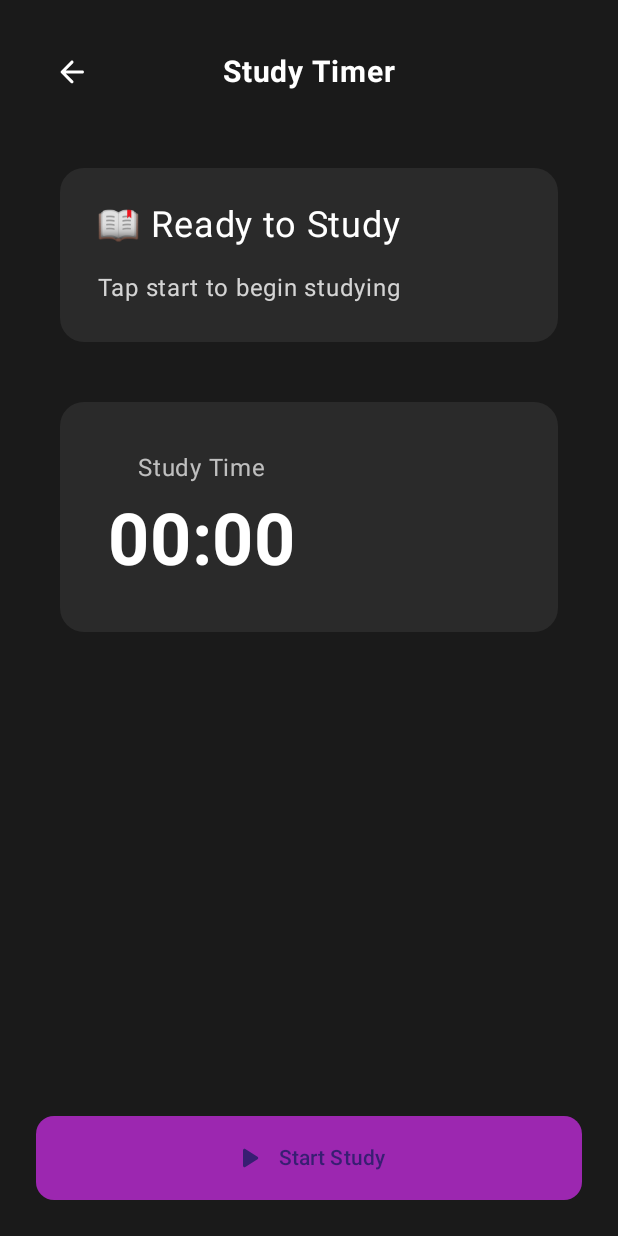
After one commit to mkshaonexe/Social_Sentry, an Android app built with Jetpack Compose: the StudyTimerActivity screen opened directly, with no data from a screen before it, on a phone screen of 412 x 824 dp. The commit adds this screen. Run offline under Robolectric (Android 15) with nearby library versions, the phone set to English and light mode, and no system bars.

Commit message:
add the study to add the time

```diff
--- a/app/src/main/AndroidManifest.xml
+++ b/app/src/main/AndroidManifest.xml
@@ -51,6 +51,11 @@
             android:theme="@style/Theme.SocialSentry" />
 
         <activity
+            android:name=".presentation.ui.study.StudyTimerActivity"
+            android:exported="false"
+            android:theme="@style/Theme.SocialSentry" />
+
+        <activity
             android:name=".presentation.ui.overlay.ScrollLimiterOverlayActivity"
             android:exported="false"
             android:launchMode="singleInstance"
--- /dev/null
+++ b/app/src/main/java/com/example/socialsentry/presentation/ui/study/StudyTimerActivity.kt
@@ -0,0 +1,382 @@
+package com.example.socialsentry.presentation.ui.study
+
+import android.app.Activity
+import android.content.Intent
+import android.os.Bundle
+import android.widget.Toast
+import androidx.activity.ComponentActivity
+import androidx.activity.compose.setContent
+import androidx.compose.foundation.background
+import androidx.compose.foundation.layout.*
+import androidx.compose.foundation.shape.RoundedCornerShape
+import androidx.compose.material.icons.Icons
+import androidx.compose.material.icons.rounded.ArrowBack
+import androidx.compose.material.icons.rounded.PlayArrow
+import androidx.compose.material.icons.rounded.Close
+import androidx.compose.material3.*
+import androidx.compose.runtime.*
+import androidx.compose.ui.Alignment
+import androidx.compose.ui.Modifier
+import androidx.compose.ui.graphics.Color
+import androidx.compose.ui.platform.LocalContext
+import androidx.compose.ui.text.font.FontWeight
+import androidx.compose.ui.text.style.TextAlign
+import androidx.compose.ui.unit.dp
+import androidx.compose.ui.unit.sp
+import com.example.socialsentry.ui.theme.SocialSentryTheme
+import kotlinx.coroutines.delay
+import kotlinx.coroutines.launch
+
+class StudyTimerActivity : ComponentActivity() {
+
+    private var isStudying by mutableStateOf(false)
+    private var studyTime by mutableStateOf(0L) // in seconds
+    private var startTime by mutableStateOf(0L)
+    private var isPaused by mutableStateOf(false)
+    private var pausedTime by mutableStateOf(0L)
+
+    override fun onCreate(savedInstanceState: Bundle?) {
+        super.onCreate(savedInstanceState)
+
+        setContent {
+            SocialSentryTheme {
+                StudyTimerScreen(
+                    isStudying = isStudying,
+                    studyTime = studyTime,
+                    isPaused = isPaused,
+                    onStartStudy = { startStudy() },
+                    onPauseStudy = { pauseStudy() },
+                    onResumeStudy = { resumeStudy() },
+                    onStopStudy = { stopStudy() },
+                    onBack = { finish() }
+                )
+            }
+        }
+    }
+
+    private fun startStudy() {
+        isStudying = true
+        isPaused = false
+        startTime = System.currentTimeMillis()
+        studyTime = 0
+        pausedTime = 0
+
+        // Start time tracking
+        startTimeTracking()
+    }
+
+    private fun pauseStudy() {
+        isPaused = true
+        pausedTime = studyTime
+    }
+
+    private fun resumeStudy() {
+        isPaused = false
+        startTime = System.currentTimeMillis() - (studyTime * 1000)
+    }
+
+    private fun stopStudy() {
+        isStudying = false
+        isPaused = false
+
+        // Calculate earned time based on study time
+        // 10 minutes of study = 1 minute of reels time
+        val earnedMinutes = (studyTime / 600).toInt() // 600 seconds = 10 minutes
+
+        if (earnedMinutes > 0) {
+            val resultIntent = Intent().apply {
+                putExtra("study_minutes", earnedMinutes)
+                putExtra("study_time", studyTime)
+            }
+            setResult(Activity.RESULT_OK, resultIntent)
+        }
+
+        finish()
+    }
+
+    private fun startTimeTracking() {
+        // Start a coroutine to track time
+        kotlinx.coroutines.GlobalScope.launch {
+            while (isStudying) {
+                kotlinx.coroutines.delay(1000)
+                if (!isPaused) {
+                    studyTime = (System.currentTimeMillis() - startTime) / 1000
+                }
+            }
+        }
+    }
+}
+
+@Composable
+fun StudyTimerScreen(
+    isStudying: Boolean,
+    studyTime: Long,
+    isPaused: Boolean,
+    onStartStudy: () -> Unit,
+    onPauseStudy: () -> Unit,
+    onResumeStudy: () -> Unit,
+    onStopStudy: () -> Unit,
+    onBack: () -> Unit
+) {
+    val scope = rememberCoroutineScope()
+
+    Box(modifier = Modifier.fillMaxSize()) {
+        // Background
+        Box(
+            modifier = Modifier
+                .fillMaxSize()
+                .background(Color(0xFF1A1A1A))
+        )
+
+        Column(
+            modifier = Modifier
+                .fillMaxSize()
+                .padding(24.dp),
+            horizontalAlignment = Alignment.CenterHorizontally
+        ) {
+            // Header
+            Row(
+                modifier = Modifier.fillMaxWidth(),
+                horizontalArrangement = Arrangement.SpaceBetween,
+                verticalAlignment = Alignment.CenterVertically
+            ) {
+                IconButton(onClick = onBack) {
+                    Icon(
+                        imageVector = Icons.Rounded.ArrowBack,
+                        contentDescription = "Back",
+                        tint = Color.White
+                    )
+                }
+
+                Text(
+                    text = "Study Timer",
+                    color = Color.White,
+                    fontSize = 20.sp,
+                    fontWeight = FontWeight.Bold
+                )
+
+                Spacer(modifier = Modifier.width(48.dp))
+            }
+
+            Spacer(modifier = Modifier.height(40.dp))
+
+            // Study Status
+            Card(
+                modifier = Modifier
+                    .fillMaxWidth()
+                    .padding(horizontal = 16.dp),
+                colors = CardDefaults.cardColors(
+                    containerColor = when {
+                        isStudying && !isPaused -> Color(0xFF9C27B0)
+                        isPaused -> Color(0xFFFF9800)
+                        else -> Color(0xFF2A2A2A)
+                    }
+                ),
+                shape = RoundedCornerShape(16.dp)
+            ) {
+                Column(
+                    modifier = Modifier.padding(24.dp),
+                    horizontalAlignment = Alignment.CenterHorizontally
+                ) {
+                    Text(
+                        text = when {
+                            isStudying && !isPaused -> "📚 Studying..."
+                            isPaused -> "⏸️ Paused"
+                            else -> "📖 Ready to Study"
+                        },
+                        fontSize = 24.sp,
+                        color = Color.White
+                    )
+
+                    Spacer(modifier = Modifier.height(16.dp))
+
+                    Text(
+                        text = when {
+                            isStudying && !isPaused -> "Keep studying to earn unblock time!"
+                            isPaused -> "Study session is paused"
+                            else -> "Tap start to begin studying"
+                        },
+                        color = Color.White.copy(alpha = 0.8f),
+                        textAlign = TextAlign.Center
+                    )
+                }
+            }
+
+            Spacer(modifier = Modifier.height(40.dp))
+
+            // Study Timer Display
+            Card(
+                modifier = Modifier
+                    .fillMaxWidth()
+                    .padding(horizontal = 16.dp),
+                colors = CardDefaults.cardColors(
+                    containerColor = Color(0xFF2A2A2A)
+                ),
+                shape = RoundedCornerShape(16.dp)
+            ) {
+                Column(
+                    modifier = Modifier.padding(32.dp),
+                    horizontalAlignment = Alignment.CenterHorizontally
+                ) {
+                    Text(
+                        text = "Study Time",
+                        color = Color.White.copy(alpha = 0.7f),
+                        fontSize = 16.sp
+                    )
+
+                    Spacer(modifier = Modifier.height(8.dp))
+
+                    Text(
+                        text = formatTime(studyTime),
+                        color = Color.White,
+                        fontSize = 48.sp,
+                        fontWeight = FontWeight.Bold
+                    )
+                }
+            }
+
+            Spacer(modifier = Modifier.height(40.dp))
+
+            // Earned Time Display
+            if (isStudying || studyTime > 0) {
+                val earnedMinutes = (studyTime / 600).toInt() // 600 seconds = 10 minutes
+
+                Card(
+                    modifier = Modifier.fillMaxWidth(),
+                    colors = CardDefaults.cardColors(
+                        containerColor = Color(0xFF9C27B0).copy(alpha = 0.2f)
+                    ),
+                    shape = RoundedCornerShape(16.dp)
+                ) {
+                    Column(
+                        modifier = Modifier.padding(24.dp),
+                        horizontalAlignment = Alignment.CenterHorizontally
+                    ) {
+                        Text(
+                            text = "Earned Reels Time",
+                            color = Color(0xFF9C27B0),
+                            fontSize = 16.sp,
+                            fontWeight = FontWeight.Bold
+                        )
+
+                        Spacer(modifier = Modifier.height(8.dp))
+
+                        Text(
+                            text = "$earnedMinutes minutes",
+                            color = Color.White,
+                            fontSize = 32.sp,
+                            fontWeight = FontWeight.Bold
+                        )
+
+                        Text(
+                            text = "10 minutes study = 1 minute reels time",
+                            color = Color.White.copy(alpha = 0.7f),
+                            fontSize = 12.sp,
+                            textAlign = TextAlign.Center
+                        )
+                    }
+                }
+            }
+
+            Spacer(modifier = Modifier.weight(1f))
+
+            // Control Buttons
+            Row(
+                modifier = Modifier.fillMaxWidth(),
+                horizontalArrangement = Arrangement.spacedBy(16.dp)
+            ) {
+                when {
+                    !isStudying -> {
+                        Button(
+                            onClick = onStartStudy,
+                            modifier = Modifier
+                                .weight(1f)
+                                .height(56.dp),
+                            colors = ButtonDefaults.buttonColors(
+                                containerColor = Color(0xFF9C27B0)
+                            ),
+                            shape = RoundedCornerShape(12.dp)
+                        ) {
+                            Icon(
+                                imageVector = Icons.Rounded.PlayArrow,
+                                contentDescription = null,
+                                modifier = Modifier.padding(end = 8.dp)
+                            )
+                            Text("Start Study")
+                        }
+                    }
+                    isPaused -> {
+                        Button(
+                            onClick = onResumeStudy,
+                            modifier = Modifier
+                                .weight(1f)
+                                .height(56.dp),
+                            colors = ButtonDefaults.buttonColors(
+                                containerColor = Color(0xFF4CAF50)
+                            ),
+                            shape = RoundedCornerShape(12.dp)
+                        ) {
+                            Icon(
+                                imageVector = Icons.Rounded.PlayArrow,
+                                contentDescription = null,
+                                modifier = Modifier.padding(end = 8.dp)
+                            )
+                            Text("Resume")
+                        }
+                    }
+                    else -> {
+                        Button(
+                            onClick = onPauseStudy,
+                            modifier = Modifier
+                                .weight(1f)
+                                .height(56.dp),
+                            colors = ButtonDefaults.buttonColors(
+                                containerColor = Color(0xFFFF9800)
+                            ),
+                            shape = RoundedCornerShape(12.dp)
+                        ) {
+                        Icon(
+                            imageVector = Icons.Rounded.Close,
+                            contentDescription = null,
+                            modifier = Modifier.padding(end = 8.dp)
+                        )
+                            Text("Pause")
+                        }
+                    }
+                }
+
+                if (isStudying) {
+                    Button(
+                        onClick = onStopStudy,
+                        modifier = Modifier
+                            .weight(1f)
+                            .height(56.dp),
+                        colors = ButtonDefaults.buttonColors(
+                            containerColor = Color(0xFFF44336)
+                        ),
+                        shape = RoundedCornerShape(12.dp)
+                    ) {
+                        Icon(
+                            imageVector = Icons.Rounded.Close,
+                            contentDescription = null,
+                            modifier = Modifier.padding(end = 8.dp)
+                        )
+                        Text("Stop")
+                    }
+                }
+            }
+        }
+    }
+}
+
+private fun formatTime(seconds: Long): String {
+    val hours = seconds / 3600
+    val minutes = (seconds % 3600) / 60
+    val remainingSeconds = seconds % 60
+
+    return if (hours > 0) {
+        String.format("%d:%02d:%02d", hours, minutes, remainingSeconds)
+    } else {
+        String.format("%02d:%02d", minutes, remainingSeconds)
+    }
+}
--- a/app/src/main/java/com/example/socialsentry/presentation/viewmodel/SocialSentryViewModel.kt
+++ b/app/src/main/java/com/example/socialsentry/presentation/viewmodel/SocialSentryViewModel.kt
@@ -174,6 +174,10 @@ class SocialSentryViewModel(
         addManualUnblockMinutes(walkingMinutes)
     }
 
+    fun addMinutesFromStudy(studyMinutes: Int) {
+        addManualUnblockMinutes(studyMinutes)
+    }
+
     fun rescheduleAllowanceWork() {
         viewModelScope.launch {
             val manager = unblockManager ?: UnblockAllowanceManager(
```
Also changed, not shown: app/src/main/java/com/example/socialsentry/presentation/ui/screen/BlockScrollScreen.kt (+56 -14 lines).
